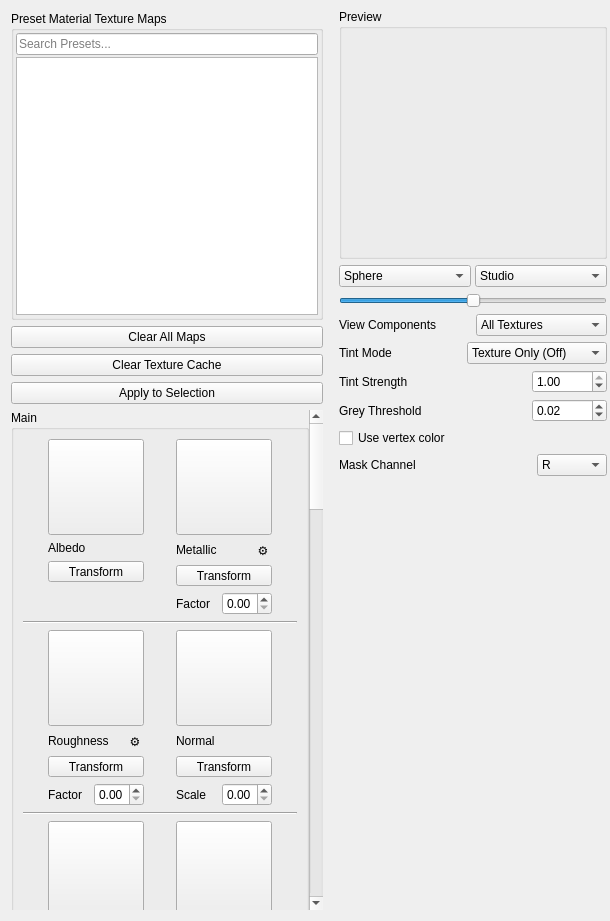
This is ui/TextureMappingPanel.ui in 01Hub/ModelViewer as Qt 5 draws it before an edit. The edited form follows.
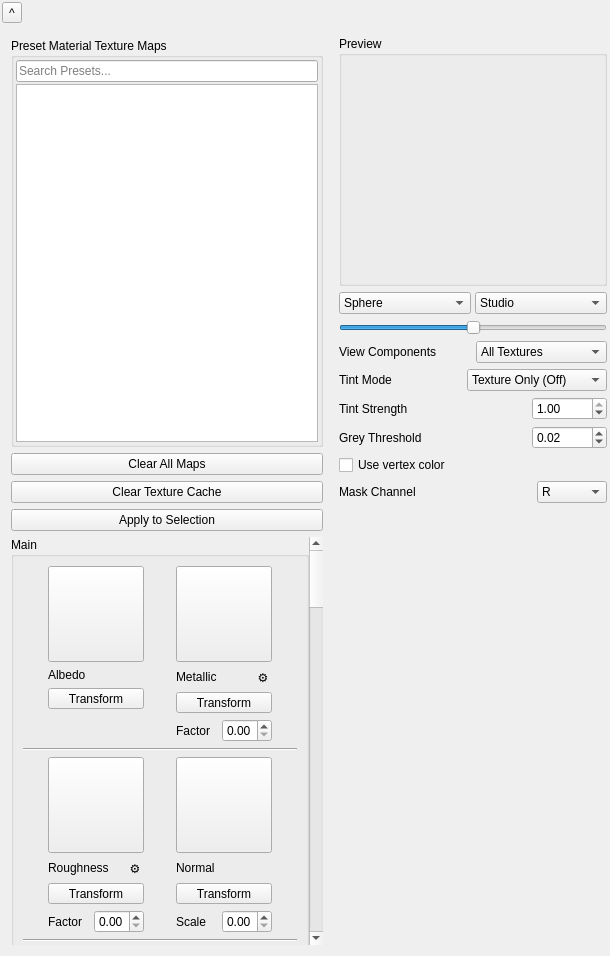
This is the edited form. Custom widgets are drawn as their Qt base class.

Commit message: Improved reattach layout. Addeddetach tool button

What changed in the file:
```diff
--- a/ui/TextureMappingPanel.ui
+++ b/ui/TextureMappingPanel.ui
@@ -7,7 +7,7 @@
     <x>0</x>
     <y>0</y>
     <width>610</width>
-    <height>908</height>
+    <height>956</height>
    </rect>
   </property>
   <property name="windowTitle">
@@ -26,7 +26,377 @@
    <property name="bottomMargin">
     <number>2</number>
    </property>
-   <item row="0" column="0">
+   <item row="1" column="1">
+    <widget class="QFrame" name="rightHost">
+     <layout class="QVBoxLayout" name="verticalLayout_5">
+      <property name="leftMargin">
+       <number>1</number>
+      </property>
+      <property name="topMargin">
+       <number>7</number>
+      </property>
+      <property name="rightMargin">
+       <number>1</number>
+      </property>
+      <property name="bottomMargin">
+       <number>1</number>
+      </property>
+      <item>
+       <widget class="QGroupBox" name="groupBox_2">
+        <property name="sizePolicy">
+         <sizepolicy hsizetype="Preferred" vsizetype="Expanding">
+          <horstretch>0</horstretch>
+          <verstretch>0</verstretch>
+         </sizepolicy>
+        </property>
+        <property name="maximumSize">
+         <size>
+          <width>16777215</width>
+          <height>250</height>
+         </size>
+        </property>
+        <property name="title">
+         <string>Preview</string>
+        </property>
+        <layout class="QGridLayout" name="gridLayout_51">
+         <property name="leftMargin">
+          <number>2</number>
+         </property>
+         <property name="topMargin">
+          <number>2</number>
+         </property>
+         <property name="rightMargin">
+          <number>2</number>
+         </property>
+         <property name="bottomMargin">
+          <number>2</number>
+         </property>
+         <property name="spacing">
+          <number>2</number>
+         </property>
+         <item row="0" column="0">
+          <widget class="MaterialPreviewWidget" name="previewWidget" native="true"/>
+         </item>
+        </layout>
+       </widget>
+      </item>
+      <item>
+       <layout class="QHBoxLayout" name="hPreviewTools">
+        <property name="spacing">
+         <number>4</number>
+        </property>
+        <item>
+         <widget class="QComboBox" name="comboShape">
+          <property name="maximumSize">
+           <size>
+            <width>140</width>
+            <height>16777215</height>
+           </size>
+          </property>
+          <item>
+           <property name="text">
+            <string>Sphere</string>
+           </property>
+          </item>
+          <item>
+           <property name="text">
+            <string>Cube</string>
+           </property>
+          </item>
+          <item>
+           <property name="text">
+            <string>Cylinder</string>
+           </property>
+          </item>
+          <item>
+           <property name="text">
+            <string>Plane</string>
+           </property>
+          </item>
+          <item>
+           <property name="text">
+            <string>Teapot</string>
+           </property>
+          </item>
+         </widget>
+        </item>
+        <item>
+         <widget class="QComboBox" name="comboEnv">
+          <property name="maximumSize">
+           <size>
+            <width>140</width>
+            <height>16777215</height>
+           </size>
+          </property>
+          <item>
+           <property name="text">
+            <string>Studio</string>
+           </property>
+          </item>
+          <item>
+           <property name="text">
+            <string>Outdoor</string>
+           </property>
+          </item>
+          <item>
+           <property name="text">
+            <string>Office</string>
+           </property>
+          </item>
+         </widget>
+        </item>
+       </layout>
+      </item>
+      <item>
+       <widget class="QSlider" name="sliderExposure">
+        <property name="minimum">
+         <number>-40</number>
+        </property>
+        <property name="maximum">
+         <number>40</number>
+        </property>
+        <property name="value">
+         <number>0</number>
+        </property>
+        <property name="orientation">
+         <enum>Qt::Orientation::Horizontal</enum>
+        </property>
+        <property name="invertedAppearance">
+         <bool>false</bool>
+        </property>
+        <property name="invertedControls">
+         <bool>false</bool>
+        </property>
+        <property name="tickPosition">
+         <enum>QSlider::TickPosition::NoTicks</enum>
+        </property>
+        <property name="tickInterval">
+         <number>10</number>
+        </property>
+       </widget>
+      </item>
+      <item>
+       <layout class="QHBoxLayout" name="horizontalLayout_7">
+        <item>
+         <widget class="QLabel" name="label_5">
+          <property name="text">
+           <string>View Components</string>
+          </property>
+         </widget>
+        </item>
+        <item>
+         <widget class="QComboBox" name="comboBoxTexMode">
+          <property name="maximumSize">
+           <size>
+            <width>140</width>
+            <height>16777215</height>
+           </size>
+          </property>
+          <item>
+           <property name="text">
+            <string>All Textures</string>
+           </property>
+          </item>
+          <item>
+           <property name="text">
+            <string>Albedo</string>
+           </property>
+          </item>
+          <item>
+           <property name="text">
+            <string>Metalness</string>
+           </property>
+          </item>
+          <item>
+           <property name="text">
+            <string>Roughness</string>
+           </property>
+          </item>
+          <item>
+           <property name="text">
+            <string>Normal</string>
+           </property>
+          </item>
+          <item>
+           <property name="text">
+            <string>Ambient Occlusion</string>
+           </property>
+          </item>
+          <item>
+           <property name="text">
+            <string>Height</string>
+           </property>
+          </item>
+         </widget>
+        </item>
+       </layout>
+      </item>
+      <item>
+       <layout class="QHBoxLayout" name="horizontalLayout_4">
+        <item>
+         <widget class="QLabel" name="label_2">
+          <property name="text">
+           <string>Tint Mode</string>
+          </property>
+         </widget>
+        </item>
+        <item>
+         <widget class="QComboBox" name="tintModeCombo">
+          <property name="maximumSize">
+           <size>
+            <width>140</width>
+            <height>16777215</height>
+           </size>
+          </property>
+          <item>
+           <property name="text">
+            <string>Texture Only (Off)</string>
+           </property>
+          </item>
+          <item>
+           <property name="text">
+            <string>Auto (grayscale only)</string>
+           </property>
+          </item>
+          <item>
+           <property name="text">
+            <string>Force grayscale tint</string>
+           </property>
+          </item>
+          <item>
+           <property name="text">
+            <string>Masked blend</string>
+           </property>
+          </item>
+         </widget>
+        </item>
+       </layout>
+      </item>
+      <item>
+       <layout class="QHBoxLayout" name="horizontalLayout_3">
+        <item>
+         <widget class="QLabel" name="label">
+          <property name="text">
+           <string>Tint Strength</string>
+          </property>
+         </widget>
+        </item>
+        <item>
+         <widget class="QDoubleSpinBox" name="tintStrengthSpin">
+          <property name="maximumSize">
+           <size>
+            <width>75</width>
+            <height>16777215</height>
+           </size>
+          </property>
+          <property name="maximum">
+           <double>1.000000000000000</double>
+          </property>
+          <property name="singleStep">
+           <double>0.050000000000000</double>
+          </property>
+          <property name="value">
+           <double>1.000000000000000</double>
+          </property>
+         </widget>
+        </item>
+       </layout>
+      </item>
+      <item>
+       <layout class="QHBoxLayout" name="horizontalLayout_5">
+        <item>
+         <widget class="QLabel" name="label_3">
+          <property name="text">
+           <string>Grey Threshold</string>
+          </property>
+         </widget>
+        </item>
+        <item>
+         <widget class="QDoubleSpinBox" name="grayEpsSpin">
+          <property name="maximumSize">
+           <size>
+            <width>75</width>
+            <height>16777215</height>
+           </size>
+          </property>
+          <property name="maximum">
+           <double>0.100000000000000</double>
+          </property>
+          <property name="singleStep">
+           <double>0.010000000000000</double>
+          </property>
+          <property name="value">
+           <double>0.020000000000000</double>
+          </property>
+         </widget>
+        </item>
+       </layout>
+      </item>
+      <item>
+       <widget class="QCheckBox" name="useVtxColorCheck">
+        <property name="text">
+         <string>Use vertex color</string>
+        </property>
+       </widget>
+      </item>
+      <item>
+       <layout class="QHBoxLayout" name="horizontalLayout_6">
+        <item>
+         <widget class="QLabel" name="label_4">
+          <property name="text">
+           <string>Mask Channel</string>
+          </property>
+         </widget>
+        </item>
+        <item>
+         <widget class="QComboBox" name="maskChannelCombo">
+          <property name="maximumSize">
+           <size>
+            <width>70</width>
+            <height>16777215</height>
+           </size>
+          </property>
+          <item>
+           <property name="text">
+            <string>R</string>
+           </property>
+          </item>
+          <item>
+           <property name="text">
+            <string>G</string>
+           </property>
+          </item>
+          <item>
+           <property name="text">
+            <string>B</string>
+           </property>
+          </item>
+          <item>
+           <property name="text">
+            <string>A</string>
+           </property>
+          </item>
+         </widget>
+        </item>
+       </layout>
+      </item>
+      <item>
+       <spacer name="verticalSpacerRight">
+        <property name="orientation">
+         <enum>Qt::Orientation::Vertical</enum>
+        </property>
+        <property name="sizeHint" stdset="0">
+         <size>
+          <width>254</width>
+          <height>268</height>
+         </size>
+        </property>
+       </spacer>
+      </item>
+     </layout>
+    </widget>
+   </item>
+   <item row="1" column="0">
     <widget class="QFrame" name="leftHost">
      <property name="minimumSize">
       <size>
@@ -119,12 +489,6 @@
       </item>
       <item>
        <widget class="QScrollArea" name="scrollArea">
-        <property name="minimumSize">
-         <size>
-          <width>0</width>
-          <height>500</height>
-         </size>
-        </property>
         <property name="frameShape">
          <enum>QFrame::Shape::NoFrame</enum>
         </property>
@@ -2682,375 +3046,32 @@
      </layout>
     </widget>
    </item>
-   <item row="0" column="1">
-    <widget class="QFrame" name="rightHost">
-     <layout class="QVBoxLayout" name="verticalLayout_5">
-      <property name="leftMargin">
-       <number>1</number>
-      </property>
-      <property name="topMargin">
-       <number>7</number>
-      </property>
-      <property name="rightMargin">
-       <number>1</number>
-      </property>
-      <property name="bottomMargin">
-       <number>1</number>
-      </property>
-      <item>
-       <widget class="QGroupBox" name="groupBox_2">
-        <property name="sizePolicy">
-         <sizepolicy hsizetype="Preferred" vsizetype="Expanding">
-          <horstretch>0</horstretch>
-          <verstretch>0</verstretch>
-         </sizepolicy>
-        </property>
-        <property name="maximumSize">
-         <size>
-          <width>16777215</width>
-          <height>250</height>
-         </size>
-        </property>
-        <property name="title">
-         <string>Preview</string>
-        </property>
-        <layout class="QGridLayout" name="gridLayout_51">
-         <property name="leftMargin">
-          <number>2</number>
-         </property>
-         <property name="topMargin">
-          <number>2</number>
-         </property>
-         <property name="rightMargin">
-          <number>2</number>
-         </property>
-         <property name="bottomMargin">
-          <number>2</number>
-         </property>
-         <property name="spacing">
-          <number>2</number>
-         </property>
-         <item row="0" column="0">
-          <widget class="MaterialPreviewWidget" name="previewWidget" native="true"/>
-         </item>
-        </layout>
-       </widget>
-      </item>
-      <item>
-       <layout class="QHBoxLayout" name="hPreviewTools">
-        <property name="spacing">
-         <number>4</number>
-        </property>
-        <item>
-         <widget class="QComboBox" name="comboShape">
-          <property name="maximumSize">
-           <size>
-            <width>140</width>
-            <height>16777215</height>
-           </size>
-          </property>
-          <item>
-           <property name="text">
-            <string>Sphere</string>
-           </property>
-          </item>
-          <item>
-           <property name="text">
-            <string>Cube</string>
-           </property>
-          </item>
-          <item>
-           <property name="text">
-            <string>Cylinder</string>
-           </property>
-          </item>
-          <item>
-           <property name="text">
-            <string>Plane</string>
-           </property>
-          </item>
-          <item>
-           <property name="text">
-            <string>Teapot</string>
-           </property>
-          </item>
-         </widget>
-        </item>
-        <item>
-         <widget class="QComboBox" name="comboEnv">
-          <property name="maximumSize">
-           <size>
-            <width>140</width>
-            <height>16777215</height>
-           </size>
-          </property>
-          <item>
-           <property name="text">
-            <string>Studio</string>
-           </property>
-          </item>
-          <item>
-           <property name="text">
-            <string>Outdoor</string>
-           </property>
-          </item>
-          <item>
-           <property name="text">
-            <string>Office</string>
-           </property>
-          </item>
-         </widget>
-        </item>
-       </layout>
-      </item>
-      <item>
-       <widget class="QSlider" name="sliderExposure">
-        <property name="minimum">
-         <number>-40</number>
-        </property>
-        <property name="maximum">
-         <number>40</number>
-        </property>
-        <property name="value">
-         <number>0</number>
-        </property>
-        <property name="orientation">
-         <enum>Qt::Orientation::Horizontal</enum>
-        </property>
-        <property name="invertedAppearance">
-         <bool>false</bool>
-        </property>
-        <property name="invertedControls">
-         <bool>false</bool>
-        </property>
-        <property name="tickPosition">
-         <enum>QSlider::TickPosition::NoTicks</enum>
-        </property>
-        <property name="tickInterval">
-         <number>10</number>
-        </property>
-       </widget>
-      </item>
-      <item>
-       <layout class="QHBoxLayout" name="horizontalLayout_7">
-        <item>
-         <widget class="QLabel" name="label_5">
-          <property name="text">
-           <string>View Components</string>
-          </property>
-         </widget>
-        </item>
-        <item>
-         <widget class="QComboBox" name="comboBoxTexMode">
-          <property name="maximumSize">
-           <size>
-            <width>140</width>
-            <height>16777215</height>
-           </size>
-          </property>
-          <item>
-           <property name="text">
-            <string>All Textures</string>
-           </property>
-          </item>
-          <item>
-           <property name="text">
-            <string>Albedo</string>
-           </property>
-          </item>
-          <item>
-           <property name="text">
-            <string>Metalness</string>
-           </property>
-          </item>
-          <item>
-           <property name="text">
-            <string>Roughness</string>
-           </property>
-          </item>
-          <item>
-           <property name="text">
-            <string>Normal</string>
-           </property>
-          </item>
-          <item>
-           <property name="text">
-            <string>Ambient Occlusion</string>
-           </property>
-          </item>
-          <item>
-           <property name="text">
-            <string>Height</string>
-           </property>
-          </item>
-         </widget>
-        </item>
-       </layout>
-      </item>
-      <item>
-       <layout class="QHBoxLayout" name="horizontalLayout_4">
-        <item>
-         <widget class="QLabel" name="label_2">
-          <property name="text">
-           <string>Tint Mode</string>
-          </property>
-         </widget>
-        </item>
-        <item>
-         <widget class="QComboBox" name="tintModeCombo">
-          <property name="maximumSize">
-           <size>
-            <width>140</width>
-            <height>16777215</height>
-           </size>
-          </property>
-          <item>
-           <property name="text">
-            <string>Texture Only (Off)</string>
-           </property>
-          </item>
-          <item>
-           <property name="text">
-            <string>Auto (grayscale only)</string>
-           </property>
-          </item>
-          <item>
-           <property name="text">
-            <string>Force grayscale tint</string>
-           </property>
-          </item>
-          <item>
-           <property name="text">
-            <string>Masked blend</string>
-           </property>
-          </item>
-         </widget>
-        </item>
-       </layout>
-      </item>
-      <item>
-       <layout class="QHBoxLayout" name="horizontalLayout_3">
-        <item>
-         <widget class="QLabel" name="label">
-          <property name="text">
-           <string>Tint Strength</string>
-          </property>
-         </widget>
-        </item>
-        <item>
-         <widget class="QDoubleSpinBox" name="tintStrengthSpin">
-          <property name="maximumSize">
-           <size>
-            <width>75</width>
-            <height>16777215</height>
-           </size>
-          </property>
-          <property name="maximum">
-           <double>1.000000000000000</double>
-          </property>
-          <property name="singleStep">
-           <double>0.050000000000000</double>
-          </property>
-          <property name="value">
-           <double>1.000000000000000</double>
-          </property>
-         </widget>
-        </item>
-       </layout>
-      </item>
-      <item>
-       <layout class="QHBoxLayout" name="horizontalLayout_5">
-        <item>
-         <widget class="QLabel" name="label_3">
-          <property name="text">
-           <string>Grey Threshold</string>
-          </property>
-         </widget>
-        </item>
-        <item>
-         <widget class="QDoubleSpinBox" name="grayEpsSpin">
-          <property name="maximumSize">
-           <size>
-            <width>75</width>
-            <height>16777215</height>
-           </size>
-          </property>
-          <property name="maximum">
-           <double>0.100000000000000</double>
-          </property>
-          <property name="singleStep">
-           <double>0.010000000000000</double>
-          </property>
-          <property name="value">
-           <double>0.020000000000000</double>
-          </property>
-         </widget>
-        </item>
-       </layout>
-      </item>
-      <item>
-       <widget class="QCheckBox" name="useVtxColorCheck">
-        <property name="text">
-         <string>Use vertex color</string>
-        </property>
-       </widget>
-      </item>
-      <item>
-       <layout class="QHBoxLayout" name="horizontalLayout_6">
-        <item>
-         <widget class="QLabel" name="label_4">
-          <property name="text">
-           <string>Mask Channel</string>
-          </property>
-         </widget>
-        </item>
-        <item>
-         <widget class="QComboBox" name="maskChannelCombo">
-          <property name="maximumSize">
-           <size>
-            <width>70</width>
-            <height>16777215</height>
-           </size>
-          </property>
-          <item>
-           <property name="text">
-            <string>R</string>
-           </property>
-          </item>
-          <item>
-           <property name="text">
-            <string>G</string>
-           </property>
-          </item>
-          <item>
-           <property name="text">
-            <string>B</string>
-           </property>
-          </item>
-          <item>
-           <property name="text">
-            <string>A</string>
-           </property>
-          </item>
-         </widget>
-        </item>
-       </layout>
-      </item>
-      <item>
-       <spacer name="verticalSpacerRight">
-        <property name="orientation">
-         <enum>Qt::Orientation::Vertical</enum>
-        </property>
-        <property name="sizeHint" stdset="0">
-         <size>
-          <width>254</width>
-          <height>268</height>
-         </size>
-        </property>
-       </spacer>
-      </item>
-     </layout>
-    </widget>
+   <item row="0" column="0" colspan="2">
+    <layout class="QHBoxLayout" name="horizontalLayout_14">
+     <item>
+      <widget class="QToolButton" name="toolButtonDetach">
+       <property name="toolTip">
+        <string> Detach from panel</string>
+       </property>
+       <property name="text">
+        <string>^</string>
+       </property>
+      </widget>
+     </item>
+     <item>
+      <spacer name="horizontalSpacer_13">
+       <property name="orientation">
+        <enum>Qt::Orientation::Horizontal</enum>
+       </property>
+       <property name="sizeHint" stdset="0">
+        <size>
+         <width>40</width>
+         <height>20</height>
+        </size>
+       </property>
+      </spacer>
+     </item>
+    </layout>
    </item>
   </layout>
  </widget>
```
The commit also changes 3 other files.
